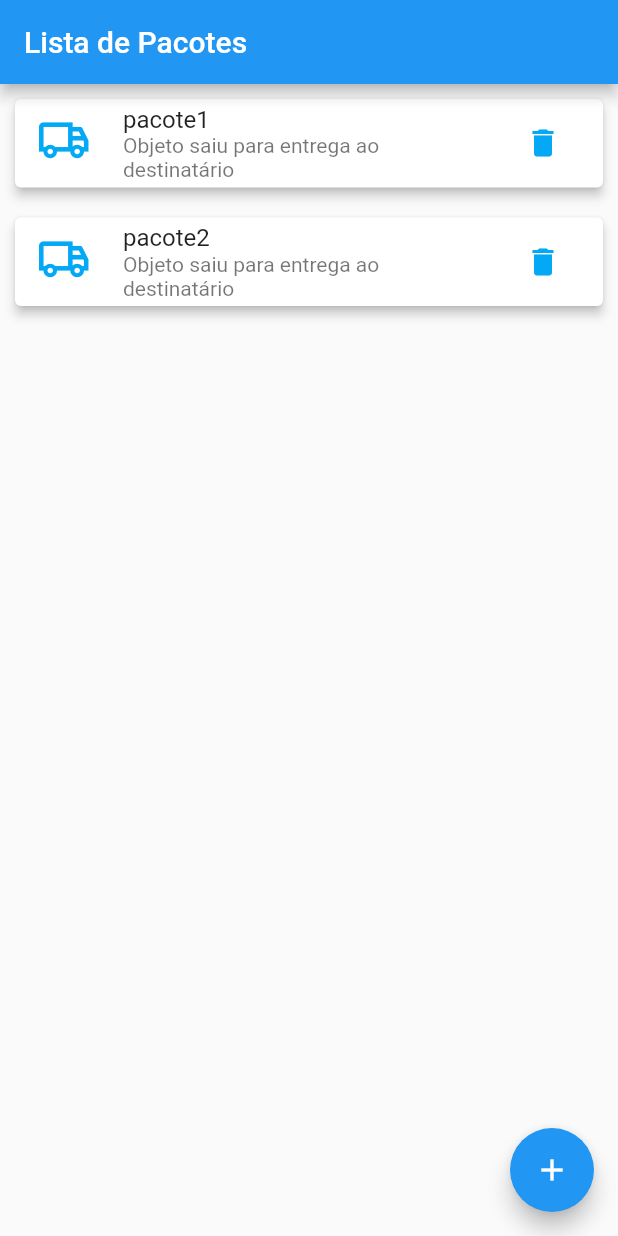
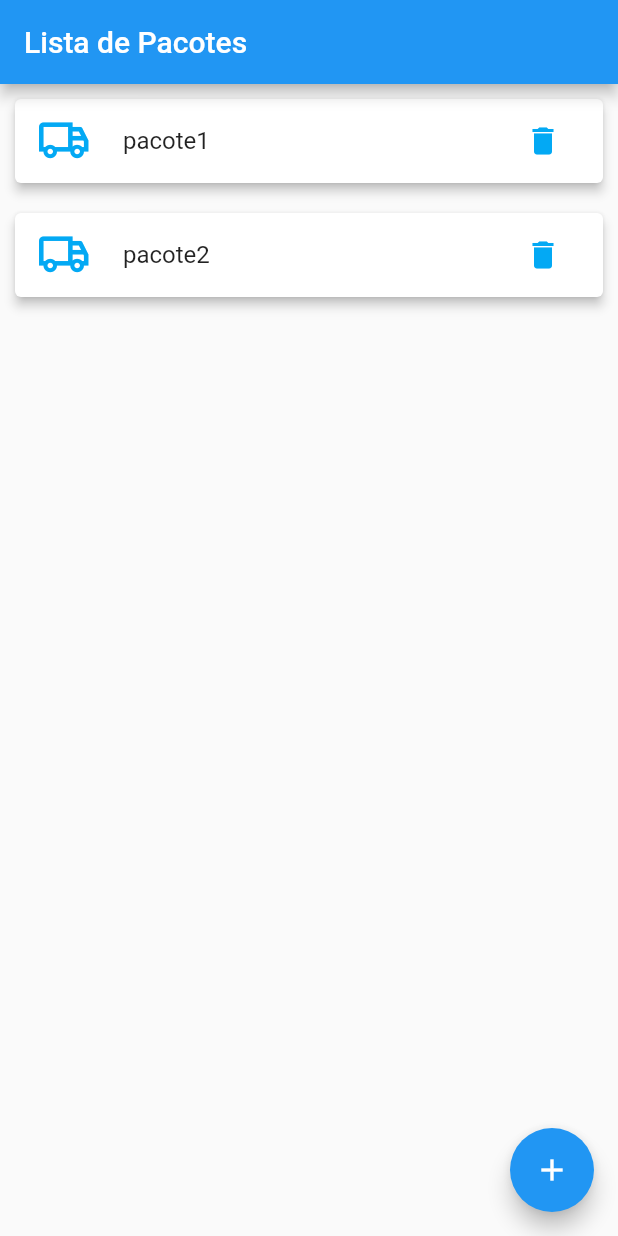
Before and after one commit to darknenblack/Desenvolvimento-Movel, a Flutter app: the screen it shows after launch, on a phone screen of 412 x 824 dp. Run offline on Flutter 3.47's test engine with Material 2 defaults, Android fonts, the phone set to English and light mode, and no system bars.

Commit message:
alterando entradas bd

```diff
--- a/trab_02/lib/components/pacote_tile.dart
+++ b/trab_02/lib/components/pacote_tile.dart
@@ -20,7 +20,7 @@ class PacoteTile extends StatelessWidget {
       child: ListTile(
         leading: icone,
         title: Text(pacote.name!),
-        subtitle: Text(pacote.descricao!),
+        subtitle: null,
         onTap: (){
           Navigator.of(context).pushNamed(
               AppRoutes.PACOTE_CARD,
--- a/trab_02/lib/data/dummy_pacotes.dart
+++ b/trab_02/lib/data/dummy_pacotes.dart
@@ -4,19 +4,11 @@ const dummy_pacotes = {
   '1': const Pacote(
       id: '1',
       name: 'pacote1',
-      descricao: 'Objeto saiu para entrega ao destinatário',
-      local: 'Campinas',
-      data: '02/11/2021',
-      hora:  '15:78',
       codigo: ''
   ),
   '2': const Pacote(
       id: '2',
       name: 'pacote2',
-      descricao: 'Objeto saiu para entrega ao destinatário',
-      local: 'Campinas',
-      data: '02/11/2021',
-      hora:  '15:78',
       codigo: ''
   ),
 };
--- a/trab_02/lib/models/pacote.dart
+++ b/trab_02/lib/models/pacote.dart
@@ -3,26 +3,12 @@ import 'package:flutter/material.dart';
 class Pacote {
   final String? id;
   final String? name;
-  final String? descricao;
-  final String? local;
-  final String? data;
-  final String? hora;
   final String? codigo;
 
   const Pacote({
     required this.id,
     required this.name,
-    required this.descricao,
-    required this.data,
-    required this.hora,
-    required this.local,
     required this.codigo,
   });
 
-  factory Pacote.fromJson(Map<String, dynamic> json) {
-    return Pacote(
-      codigo: json['codObjeto'],
-      id: '', hora: '', descricao: '', local: '', data: '', name: '',
-    );
-  }
 }
--- a/trab_02/lib/views/pacote_form.dart
+++ b/trab_02/lib/views/pacote_form.dart
@@ -28,10 +28,6 @@ class PacoteForm extends StatelessWidget {
                 Provider.of<Pacotes>(context, listen:false).put(Pacote(
                   id: _formData['id'] ?? '0',
                   name: _formData['name'] ?? 'vazio',
-                  descricao: _formData['descricao'] ?? 'vazio',
-                  local: _formData['local'] ?? 'vazio',
-                  data: _formData['data'] ?? 'vazio',
-                  hora: _formData['hora'] ?? 'vazio',
                   codigo: _formData['codigo'] ?? 'vazio',
                 ),
                 );
--- a/trab_02/lib/views/pacotes_list.dart
+++ b/trab_02/lib/views/pacotes_list.dart
@@ -16,12 +16,6 @@ class PacoteList extends StatelessWidget {
     return Scaffold(
       appBar: AppBar(
         title: Text('Lista de Pacotes'),
-        /*actions: <Widget>[
-          IconButton(onPressed: (){
-            ScaffoldMessenger.of(context).showSnackBar(
-                const SnackBar(content: Text('Atualizando..')));
-          }, icon: const Icon(Icons.update))
-        ],*/
       ),
       body: ListView.builder(
         itemCount: pacotes.count,
```
Also changed, not shown: trab_02/lib/provider/pacotes.dart (+2 -6 lines).
